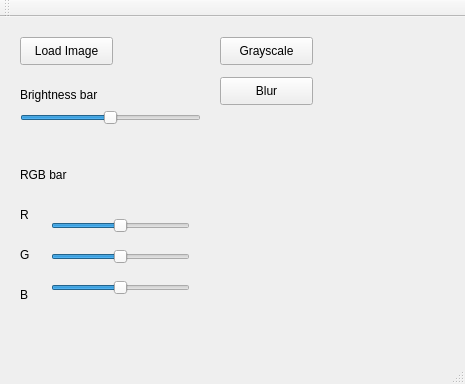
First picture: the form in photoshop/mainwindow.ui, repository YiHsuanHuang/Photoshop, before the edit.
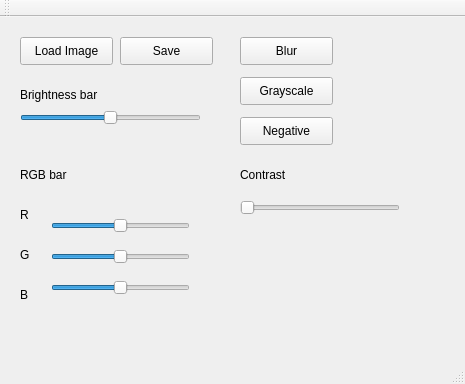
Second picture: the form after the edit.

Commit message: photoshop debugger dead

```diff
--- a/photoshop/mainwindow.ui
+++ b/photoshop/mainwindow.ui
@@ -165,8 +165,8 @@
    <widget class="QPushButton" name="Grayscale">
     <property name="geometry">
      <rect>
-      <x>220</x>
-      <y>20</y>
+      <x>240</x>
+      <y>60</y>
       <width>93</width>
       <height>28</height>
      </rect>
@@ -178,8 +178,8 @@
    <widget class="QPushButton" name="Blur">
     <property name="geometry">
      <rect>
-      <x>220</x>
-      <y>60</y>
+      <x>240</x>
+      <y>20</y>
       <width>93</width>
       <height>28</height>
      </rect>
@@ -188,6 +188,58 @@
      <string>Blur</string>
     </property>
    </widget>
+   <widget class="QPushButton" name="Save">
+    <property name="geometry">
+     <rect>
+      <x>120</x>
+      <y>20</y>
+      <width>93</width>
+      <height>28</height>
+     </rect>
+    </property>
+    <property name="text">
+     <string>Save</string>
+    </property>
+   </widget>
+   <widget class="QPushButton" name="Negative">
+    <property name="geometry">
+     <rect>
+      <x>240</x>
+      <y>100</y>
+      <width>93</width>
+      <height>28</height>
+     </rect>
+    </property>
+    <property name="text">
+     <string>Negative</string>
+    </property>
+   </widget>
+   <widget class="QLabel" name="label_6">
+    <property name="geometry">
+     <rect>
+      <x>240</x>
+      <y>150</y>
+      <width>58</width>
+      <height>15</height>
+     </rect>
+    </property>
+    <property name="text">
+     <string>Contrast</string>
+    </property>
+   </widget>
+   <widget class="QSlider" name="Contrast">
+    <property name="geometry">
+     <rect>
+      <x>240</x>
+      <y>180</y>
+      <width>160</width>
+      <height>22</height>
+     </rect>
+    </property>
+    <property name="orientation">
+     <enum>Qt::Horizontal</enum>
+    </property>
+   </widget>
   </widget>
   <widget class="QMenuBar" name="menuBar">
    <property name="geometry">
```
The commit also changes 2 other files.
